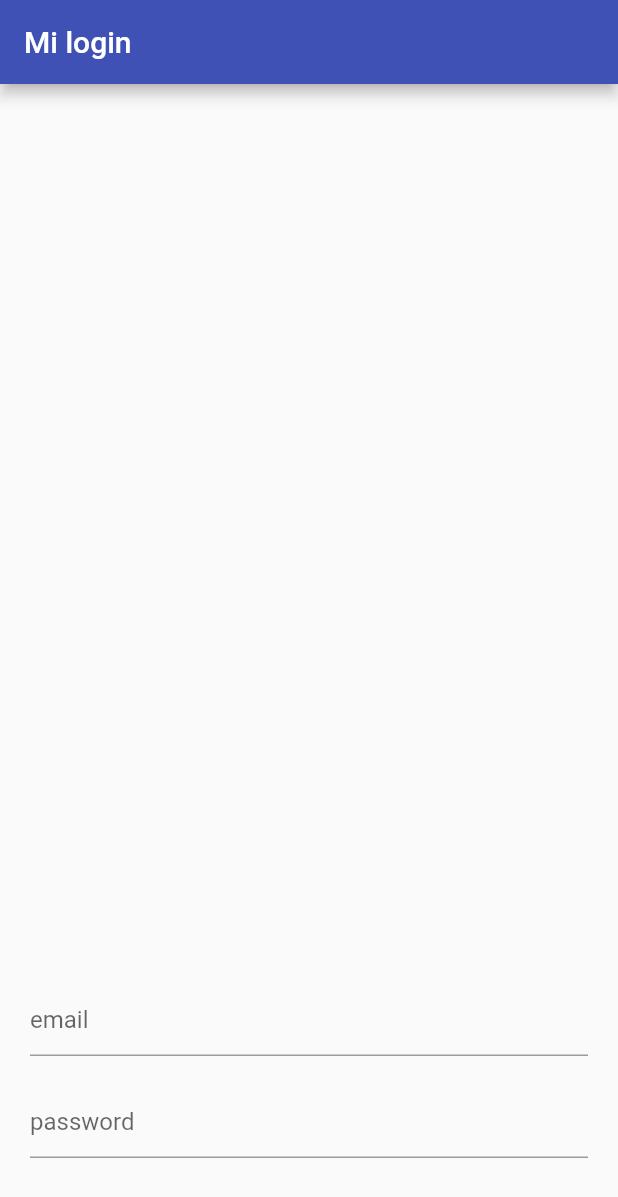
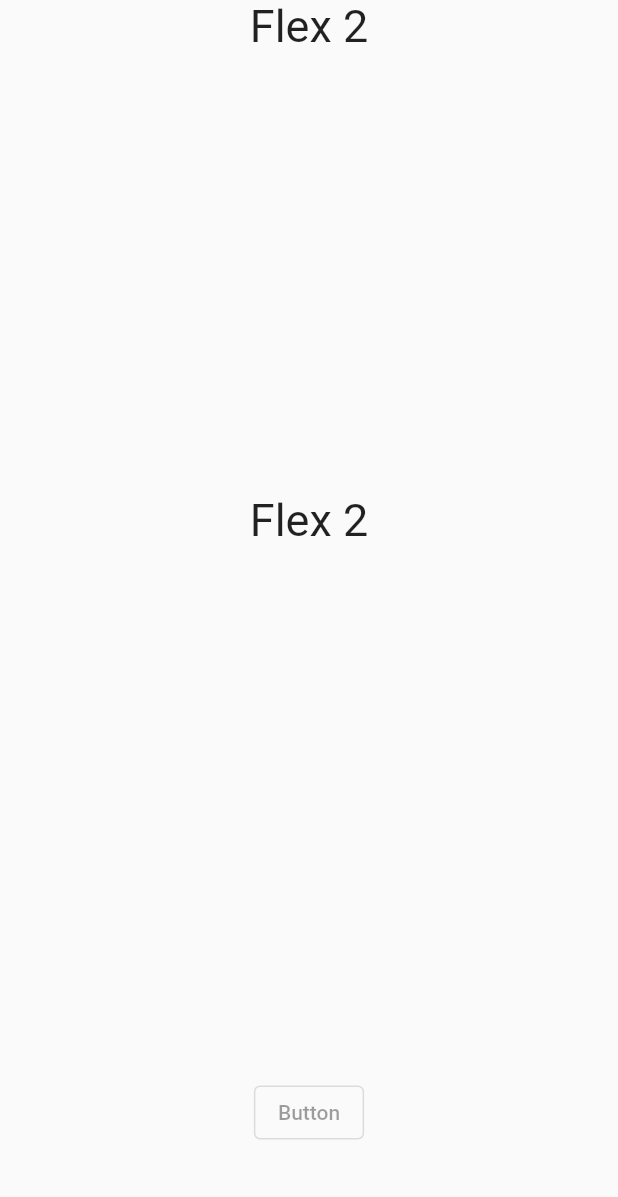
Before and after one commit to 203432/ProgramacionMovil, a Flutter app: the screen it shows after launch, on a phone screen of 412 x 824 dp. Shown: the top 1197 px of the screen. Run offline on Flutter 3.47's test engine with Material 2 defaults, Android fonts, the phone set to English and light mode, and no system bars.

Commit message:
on boarding component created

```diff
--- a/lib/main.dart
+++ b/lib/main.dart
@@ -1,5 +1,4 @@
-import 'package:first_app/pages/login.dart';
-import 'package:first_app/pages/register.dart';
+import 'package:first_app/screens/body_boarding.dart';
 import 'package:flutter/material.dart';
 
 void main() {
@@ -12,12 +11,12 @@ class Home extends StatelessWidget {
   @override
   Widget build(BuildContext context) {
     return MaterialApp(
-      debugShowCheckedModeBanner:false ,
+      debugShowCheckedModeBanner: false,
       title: 'Flutter Demo',
       theme: ThemeData(
         primarySwatch: Colors.indigo,
       ),
-      home: const Login(),
+      home: const BodyBoarding(),
     );
   }
 }
--- /dev/null
+++ b/lib/pages/view.dart
@@ -0,0 +1,16 @@
+import 'package:flutter/material.dart';
+
+class View extends StatelessWidget {
+  const View({super.key});
+
+  @override
+  Widget build(BuildContext context) {
+    return Scaffold(
+        appBar: AppBar(
+          title: const Text('Mi view'),
+        ),
+        body: const Center(
+          child: Text("hola"),
+        ));
+  }
+}
--- /dev/null
+++ b/lib/screens/body_boarding.dart
@@ -0,0 +1,33 @@
+import 'package:first_app/screens/components/on_boarding.dart';
+import 'package:flutter/material.dart';
+
+class BodyBoarding extends StatefulWidget {
+  const BodyBoarding({super.key});
+
+  @override
+  State<BodyBoarding> createState() => _BodyBoardingState();
+}
+
+class _BodyBoardingState extends State<BodyBoarding>
+    with SingleTickerProviderStateMixin {
+  late AnimationController _controller;
+
+  @override
+  void initState() {
+    super.initState();
+    _controller = AnimationController(vsync: this);
+  }
+
+  @override
+  void dispose() {
+    _controller.dispose();
+    super.dispose();
+  }
+
+  @override
+  Widget build(BuildContext context) {
+    return const Scaffold(
+      body: OnBoarding(),
+    );
+  }
+}
--- /dev/null
+++ b/lib/screens/components/on_boarding.dart
@@ -0,0 +1,53 @@
+import 'package:flutter/material.dart';
+
+class OnBoarding extends StatefulWidget {
+  const OnBoarding({super.key});
+
+  @override
+  State<OnBoarding> createState() => _OnBoardingState();
+}
+
+class _OnBoardingState extends State<OnBoarding> {
+  int currentePage = 0;
+  List<Map<String, String>> listBoarding = [
+    {"titulo": "Cualquier dato :D", "imagen": ""},
+    {"titulo": "Titulo 1", "imagen": ""},
+    {"titulo": "Titulo 2", "imagen": ""},
+    {"titulo": "Titulo 3", "imagen": ""}
+  ];
+
+  @override
+  Widget build(BuildContext context) {
+    return SafeArea(
+      child: Column(children: const [
+        Expanded(
+          flex: 2,
+          child: Text(
+            "Flex 2",
+            style: TextStyle(
+              fontSize: 30.0,
+            ),
+          ),
+        ),
+        Expanded(
+          flex: 2,
+          child: Text(
+            "Flex 2",
+            style: TextStyle(
+              fontSize: 30.0,
+            ),
+          ),
+        ),
+        Expanded(
+          flex: 1,
+          child: Center(
+            child: OutlinedButton(
+              onPressed: null,
+              child: Text('Button'),
+            ),
+          ),
+        ),
+      ]),
+    );
+  }
+}
--- a/pubspec.yaml
+++ b/pubspec.yaml
@@ -61,6 +61,7 @@ flutter:
 
   # To add assets to your application, add an assets section, like this:
   # assets:
+  #   - login.db
   #   - assets/images
   #   - images/a_dot_ham.jpeg
 
```
